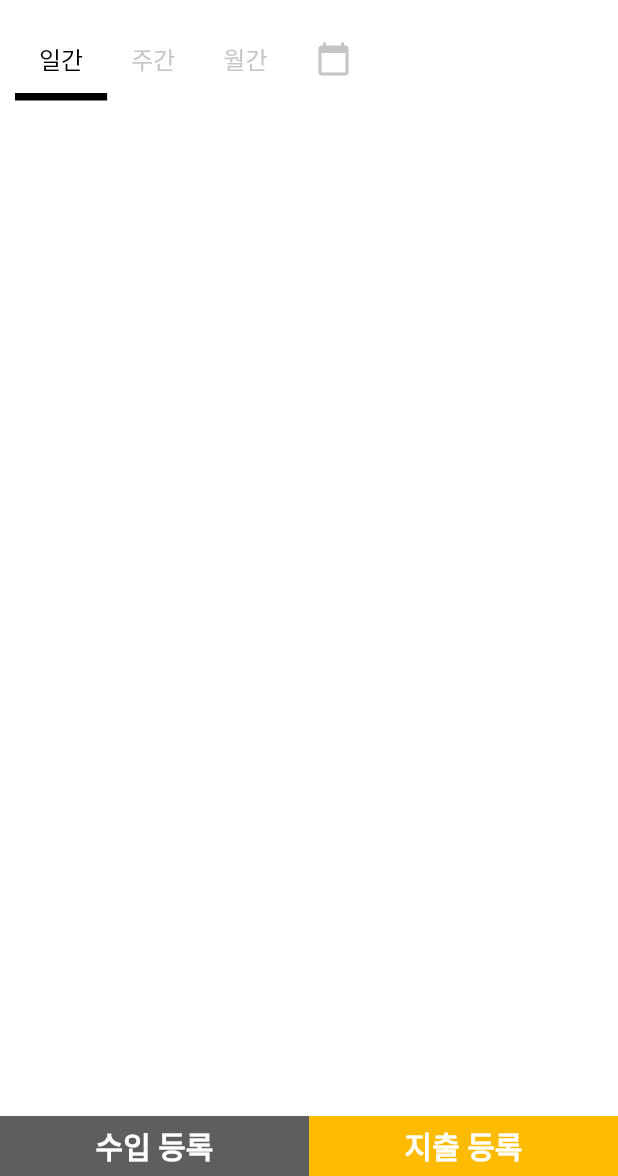
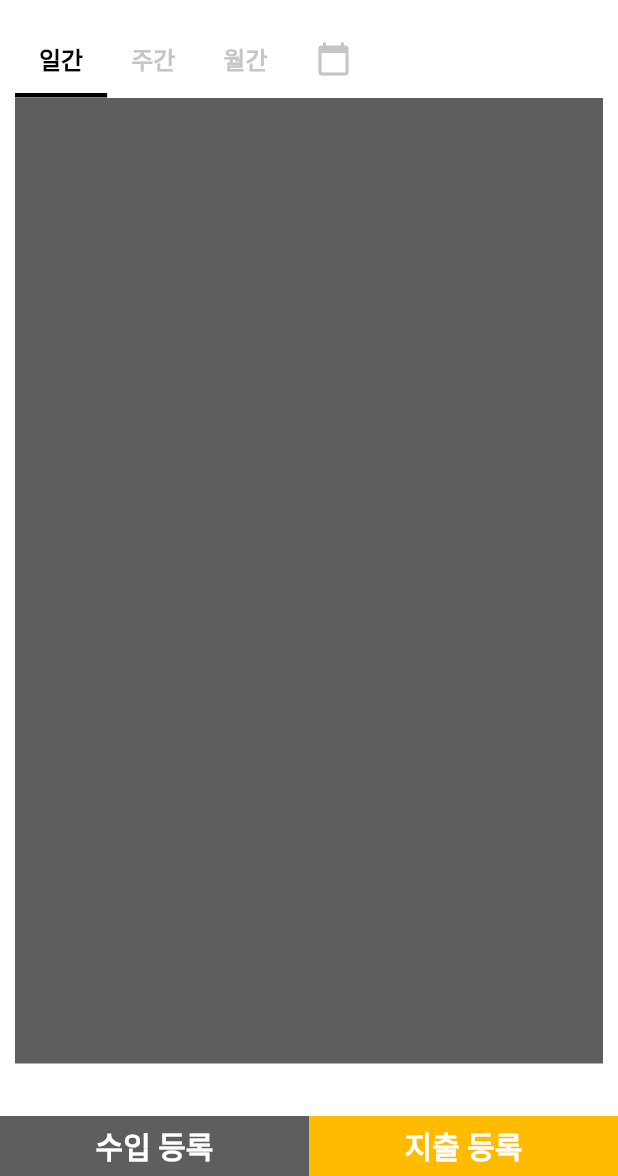
Before and after one commit to YoungChulShin/GGCostMobile, a Flutter app: the screen it shows after launch, on a phone screen of 412 x 824 dp, the part 60-1236 px from its top. Run offline on Flutter 3.47's test engine with Material 2 defaults, Android fonts, the phone set to English and light mode, and no system bars.

```diff
--- a/lib/datamodels/EnumModels.dart
+++ b/lib/datamodels/EnumModels.dart
@@ -5,3 +5,5 @@ enum DataBackupModels { none, google_drive }
 enum Languages { korean }
 
 enum CostViewType { daily, weekly, monthly , calendar }
+
+enum CostType { income, expense }
--- a/lib/pages/costs/CostMainPage.dart
+++ b/lib/pages/costs/CostMainPage.dart
@@ -1,7 +1,11 @@
 import 'package:flutter/material.dart';
+import 'package:ggcost_mobile/datamodels/EnumModels.dart';
 import 'package:ggcost_mobile/resources/GGColor.dart';
 import 'package:ggcost_mobile/resources/GGFont.dart';
 import 'package:ggcost_mobile/pages/costs/MainMenu.dart';
+import 'package:ggcost_mobile/pages/costs/CostDetailPage.dart';
+import 'package:ggcost_mobile/pages/costs/AddExpensePage.dart';
+import 'package:ggcost_mobile/pages/costs/AddIncomePage.dart';
 
 class CostMainPage extends StatefulWidget {
   @override
@@ -54,27 +58,45 @@ class _CostMainPageState extends State<CostMainPage> with SingleTickerProviderSt
               TabBar(
                 controller: tabController,
                 indicatorColor: GGColor.mainColorBlack,
-                indicatorWeight: 5,
+                indicatorWeight: 3,
                 labelColor: GGColor.mainColorBlack,
                 unselectedLabelColor: GGColor.unselectedFont,
                 isScrollable: true,
                 tabs: <Widget>[
                   Tab(
                     child: Text('일간',
-                      style: TextStyle(fontSize: GGFontSize.fontSizeRegular))
+                      style: TextStyle(fontSize: GGFontSize.fontSizeRegular, fontWeight: FontWeight.bold))
                   ),
                   Tab(
                     child: Text('주간',
-                      style: TextStyle(fontSize: GGFontSize.fontSizeRegular))
+                      style: TextStyle(fontSize: GGFontSize.fontSizeRegular, fontWeight: FontWeight.bold))
                   ),
                   Tab(
                     child: Text('월간',
-                      style: TextStyle(fontSize: GGFontSize.fontSizeRegular))
+                      style: TextStyle(fontSize: GGFontSize.fontSizeRegular, fontWeight: FontWeight.bold))
                   ),
                   Tab(
                     child: Icon(Icons.calendar_today),
                   ),
                 ],
+              ),
+              Container(
+                height: MediaQuery.of(context).size.height - 180.0,
+                child: TabBarView(
+                  controller: tabController,
+                  children: <Widget>[
+                    Container(
+                      height: 50,
+                      color: GGColor.mainColorGrey,
+                    ),
+                    CostDetailPage(CostViewType.weekly),
+                    Container(
+                      height: 50,
+                      color: GGColor.mainColorYellow,
+                    ),
+                    CostDetailPage(CostViewType.calendar),
+                    ],
+                  ),
               )
             ],
           ),
@@ -93,7 +115,13 @@ class _CostMainPageState extends State<CostMainPage> with SingleTickerProviderSt
               child: Text('수입 등록',
                 style: TextStyle(fontSize: GGFontSize.fontSizeLarge, fontWeight: FontWeight.bold, color: Colors.white)
               ),
-              onPressed: (){},
+              onPressed: (){
+                Navigator.push(
+                  context,
+                  MaterialPageRoute(
+                    builder: (context) => AddIncomePage())
+                );
+              },
             ),
           ),
 
@@ -106,7 +134,13 @@ class _CostMainPageState extends State<CostMainPage> with SingleTickerProviderSt
               child: Text('지출 등록',
                 style: TextStyle(fontSize: GGFontSize.fontSizeLarge, fontWeight: FontWeight.bold, color: Colors.white)
               ),
-              onPressed: (){},
+              onPressed: (){
+                Navigator.push(
+                  context,
+                  MaterialPageRoute(
+                    builder: (context) => AddExpensePage())
+                );
+              },
             ),
           ),
         ],
--- a/lib/resources/GGColor.dart
+++ b/lib/resources/GGColor.dart
@@ -10,4 +10,7 @@ class GGColor {
 
   static Color appBarHeaderTitle = Colors.black;
   static Color mainBackground = Colors.white;
+
+  static Color incomeFontColor = Colors.blue;
+  static Color expenseFontColor = Colors.red;
 }
--- a/lib/resources/GGFont.dart
+++ b/lib/resources/GGFont.dart
@@ -3,7 +3,9 @@ import 'package:flutter/material.dart';
 class GGFontSize
 {
   static double fontSizeRegular = 16;
+  static double fontSizeMedium = 18;
   static double fontSizeLarge = 20;
+  static double fontSizeVeryLarge = 26;
 }
 
 class GGFontFamily
--- a/pubspec.yaml
+++ b/pubspec.yaml
@@ -41,6 +41,10 @@ flutter:
   #  - images/a_dot_burr.jpeg
   #  - images/a_dot_ham.jpeg
 
+  assets:
+    - assets/images/arrow_backward.png
+    - assets/images/arrow_forward.png
+
   # An image asset can refer to one or more resolution-specific "variants", see
   # https://flutter.io/assets-and-images/#resolution-aware.
 
```
Also changed, not shown: lib/pages/costs/AddExpensePage.dart (added, +22 -0 lines), lib/pages/costs/AddIncomePage.dart (added, +21 -0 lines), lib/pages/costs/CostDetailPage.dart (added, +111 -0 lines), lib/pages/costs/CostItemListPage.dart (added, +77 -0 lines), assets/images/arrow_backward.png (added), assets/images/arrow_forward.png (added).
